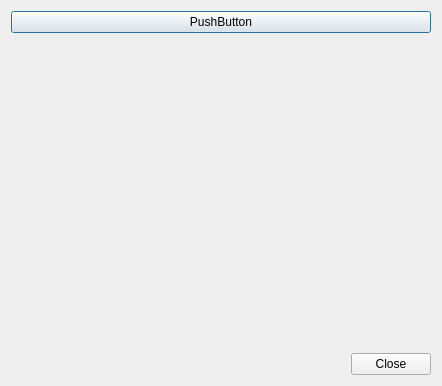
Qt form gui/qtm/MenuUI.ui (ardhitama/hargoile) before a commit.
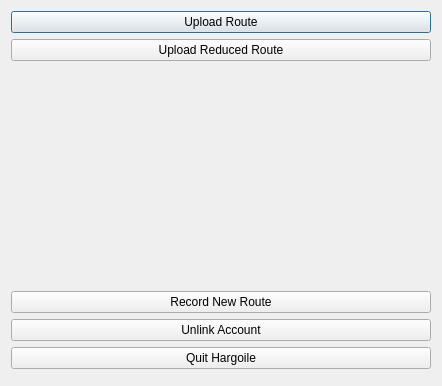
The same form after that commit.

Commit message: + Added Route Config - Stabilize GUI handling

What changed in the file:
```diff
--- a/gui/qtm/MenuUI.ui
+++ b/gui/qtm/MenuUI.ui
@@ -17,7 +17,14 @@
    <item>
     <widget class="QPushButton" name="pushButton">
      <property name="text">
-      <string>PushButton</string>
+      <string>Upload Route</string>
+     </property>
+    </widget>
+   </item>
+   <item>
+    <widget class="QPushButton" name="reducedRouteUploadBtn">
+     <property name="text">
+      <string>Upload Reduced Route</string>
      </property>
     </widget>
    </item>
@@ -35,9 +42,30 @@
     </spacer>
    </item>
    <item>
-    <widget class="QDialogButtonBox" name="buttonBox">
+    <widget class="QPushButton" name="newRouteBtn">
+     <property name="text">
+      <string>Record New Route</string>
+     </property>
+    </widget>
+   </item>
+   <item>
+    <widget class="QPushButton" name="unlinkBtn">
+     <property name="text">
+      <string>Unlink Account</string>
+     </property>
+    </widget>
+   </item>
+   <item>
+    <widget class="QPushButton" name="quitBtn">
+     <property name="text">
+      <string>Quit Hargoile</string>
+     </property>
+    </widget>
+   </item>
+   <item>
+    <widget class="QDialogButtonBox" name="menuButtonBox">
      <property name="standardButtons">
-      <set>QDialogButtonBox::Close</set>
+      <set>QDialogButtonBox::NoButton</set>
      </property>
     </widget>
    </item>
```
Left out of the diff: 7 changed lines with no effect on the pictures. The commit also changes 15 other files.
